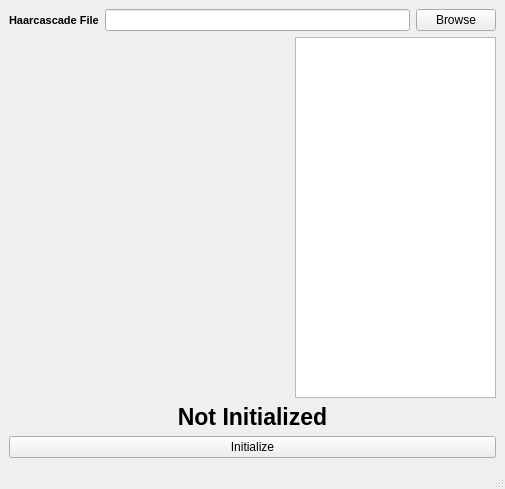
Qt form ui/MainWindow.ui (sakibreza/EyeTask-V1.0) before a commit.
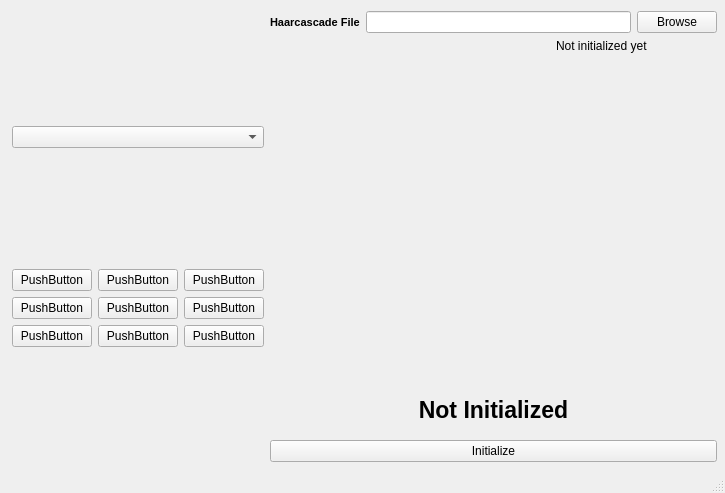
The same form after that commit.

Commit message: Added buttons to control with gestures

What changed in the file:
```diff
--- a/ui/MainWindow.ui
+++ b/ui/MainWindow.ui
@@ -6,8 +6,8 @@
    <rect>
     <x>0</x>
     <y>0</y>
-    <width>505</width>
-    <height>489</height>
+    <width>725</width>
+    <height>493</height>
    </rect>
   </property>
   <property name="windowTitle">
@@ -17,10 +17,95 @@
    <string>Welcome</string>
   </property>
   <widget class="QWidget" name="centralwidget">
-   <layout class="QVBoxLayout" name="verticalLayout">
-    <item>
+   <widget class="QWidget" name="">
+    <property name="geometry">
+     <rect>
+      <x>12</x>
+      <y>11</y>
+      <width>705</width>
+      <height>451</height>
+     </rect>
+    </property>
      <layout class="QHBoxLayout" name="horizontalLayout">
       <item>
+      <layout class="QVBoxLayout" name="verticalLayout_2">
+       <item>
+        <widget class="QComboBox" name="selectMethodComboBox"/>
+       </item>
+       <item>
+        <layout class="QGridLayout" name="gridLayout">
+         <item row="0" column="0">
+          <widget class="QPushButton" name="b1_1">
+           <property name="text">
+            <string>PushButton</string>
+           </property>
+          </widget>
+         </item>
+         <item row="0" column="1">
+          <widget class="QPushButton" name="b1_2">
+           <property name="text">
+            <string>PushButton</string>
+           </property>
+          </widget>
+         </item>
+         <item row="0" column="2">
+          <widget class="QPushButton" name="b1_3">
+           <property name="text">
+            <string>PushButton</string>
+           </property>
+          </widget>
+         </item>
+         <item row="1" column="0">
+          <widget class="QPushButton" name="b2_1">
+           <property name="text">
+            <string>PushButton</string>
+           </property>
+          </widget>
+         </item>
+         <item row="1" column="1">
+          <widget class="QPushButton" name="b2_2">
+           <property name="text">
+            <string>PushButton</string>
+           </property>
+          </widget>
+         </item>
+         <item row="1" column="2">
+          <widget class="QPushButton" name="b2_3">
+           <property name="text">
+            <string>PushButton</string>
+           </property>
+          </widget>
+         </item>
+         <item row="2" column="0">
+          <widget class="QPushButton" name="b3_1">
+           <property name="text">
+            <string>PushButton</string>
+           </property>
+          </widget>
+         </item>
+         <item row="2" column="1">
+          <widget class="QPushButton" name="b3_2">
+           <property name="text">
+            <string>PushButton</string>
+           </property>
+          </widget>
+         </item>
+         <item row="2" column="2">
+          <widget class="QPushButton" name="b3_3">
+           <property name="text">
+            <string>PushButton</string>
+           </property>
+          </widget>
+         </item>
+        </layout>
+       </item>
+      </layout>
+     </item>
+     <item>
+      <layout class="QVBoxLayout" name="verticalLayout">
+       <item>
+        <layout class="QHBoxLayout" name="camSelectHaalLayout">
+         <item>
        <widget class="QLabel" name="haarcascade_upload_label">
         <property name="font">
          <font>
@@ -71,12 +156,18 @@
        </widget>
       </item>
       <item>
-       <widget class="QTextBrowser" name="textBrowser">
-        <property name="minimumSize">
-         <size>
-          <width>155</width>
-          <height>274</height>
-         </size>
+          <widget class="QLabel" name="image_info_textlabel">
+           <property name="text">
+            <string>Not initialized yet</string>
+           </property>
+           <property name="scaledContents">
+            <bool>false</bool>
+           </property>
+           <property name="alignment">
+            <set>Qt::AlignLeading|Qt::AlignLeft|Qt::AlignTop</set>
+           </property>
+           <property name="margin">
+            <number>19</number>
         </property>
        </widget>
       </item>
@@ -100,8 +191,6 @@
      </widget>
     </item>
     <item>
-     <layout class="QHBoxLayout" name="horizontalLayout_2">
-      <item>
        <widget class="QPushButton" name="init_button">
         <property name="text">
          <string>Initialize</string>
@@ -111,6 +200,7 @@
      </layout>
     </item>
    </layout>
+   </widget>
   </widget>
   <widget class="QStatusBar" name="statusBar"/>
  </widget>
```
Left out of the diff: 2 changed lines with no effect on the pictures. Lines whose indentation alone changed are shown as unchanged. The commit also changes 3 other files.
